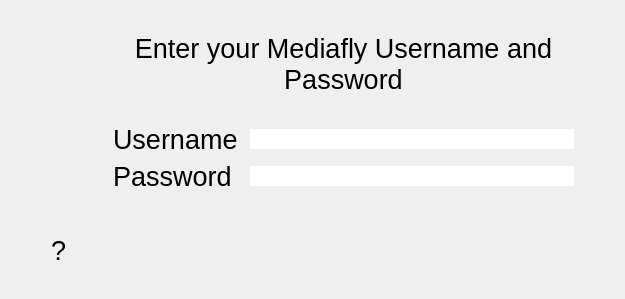
The window that mediaflyplayer/forms/MediaflyLoginPerson.ui (tex/mediafly) describes before a commit, drawn with Qt 5.
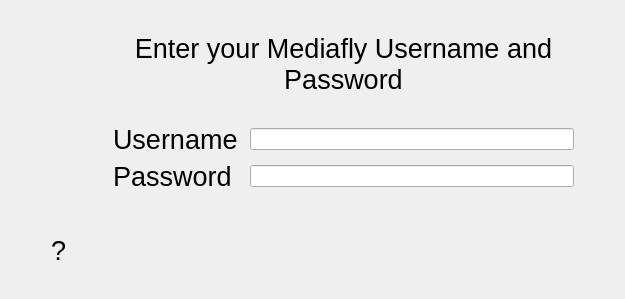
The same window after the commit. Custom widgets are drawn as their Qt base class.

The edit to the form file:
```diff
--- a/mediaflyplayer/forms/MediaflyLoginPerson.ui
+++ b/mediaflyplayer/forms/MediaflyLoginPerson.ui
@@ -135,9 +135,6 @@
      <property name="focusPolicy" >
       <enum>Qt::NoFocus</enum>
      </property>
-     <property name="frame" >
-      <bool>false</bool>
-     </property>
     </widget>
    </item>
    <item row="4" column="3" >
@@ -157,9 +154,6 @@
      <property name="focusPolicy" >
       <enum>Qt::NoFocus</enum>
      </property>
-     <property name="frame" >
-      <bool>false</bool>
-     </property>
     </widget>
    </item>
    <item row="7" column="1" >
```
Left out of the diff: 3 changed lines with no effect on the pictures.
